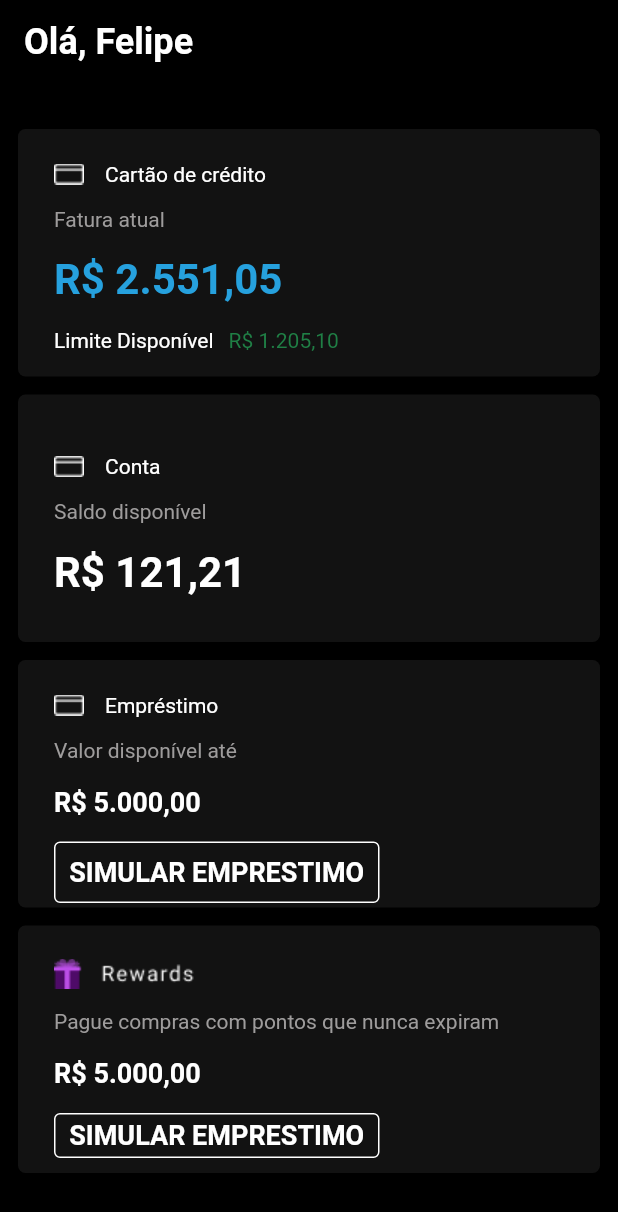
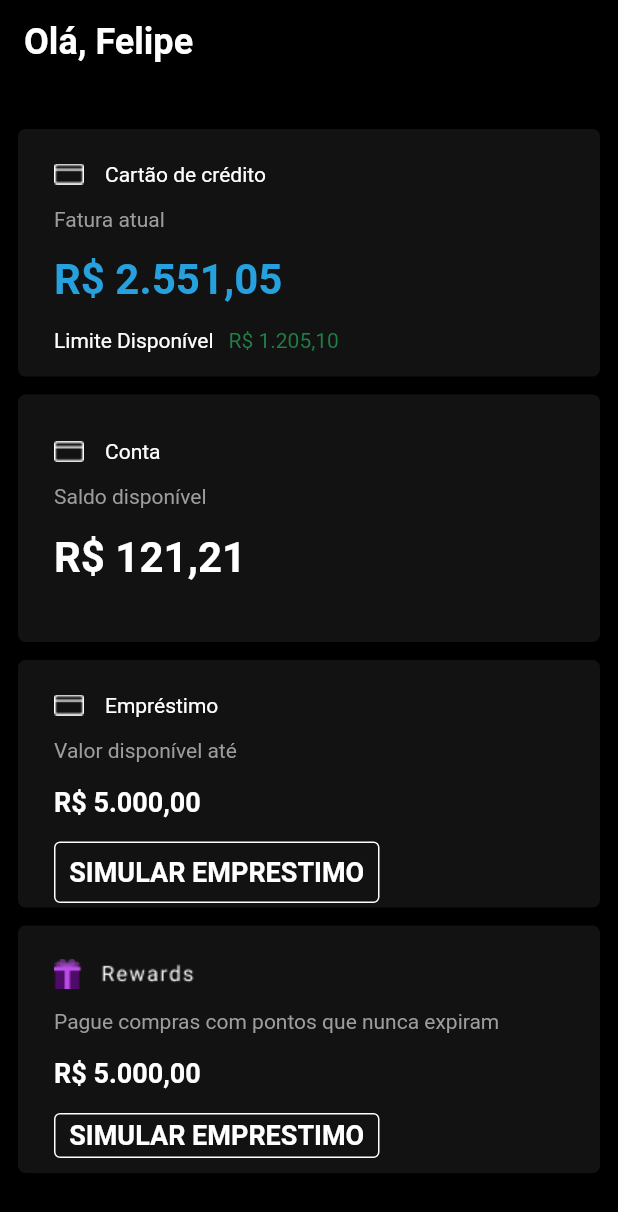
Before and after one commit to EduardoAkira18/NubankFigma, a Flutter app: the screen it shows after launch, on a phone screen of 412 x 824 dp. Shown: the top 1212 px of the screen. Run offline on Flutter 3.47's test engine with Material 2 defaults, Android fonts, the phone set to English and light mode, and no system bars; statements that could not run were skipped.

Commit message:
Ajuste na interface

```diff
--- a/lib/home/containers/container_conta.dart
+++ b/lib/home/containers/container_conta.dart
@@ -20,7 +20,7 @@ class ContainerConta extends StatelessWidget {
             crossAxisAlignment: CrossAxisAlignment.start,
             children: [
               Padding(
-                padding: const EdgeInsets.only(top: 40, bottom: 14),
+                padding: const EdgeInsets.only(top: 30, bottom: 14),
                 child: Row(
                   children: [
                     Image.asset("images/cartao.png"),
```
